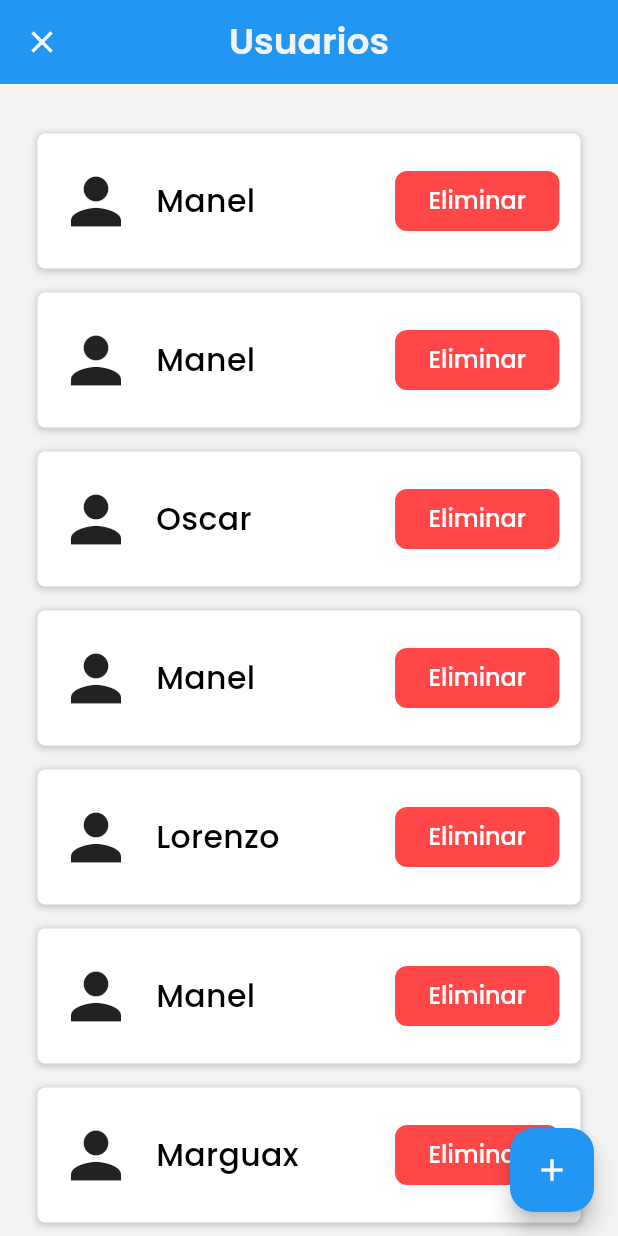
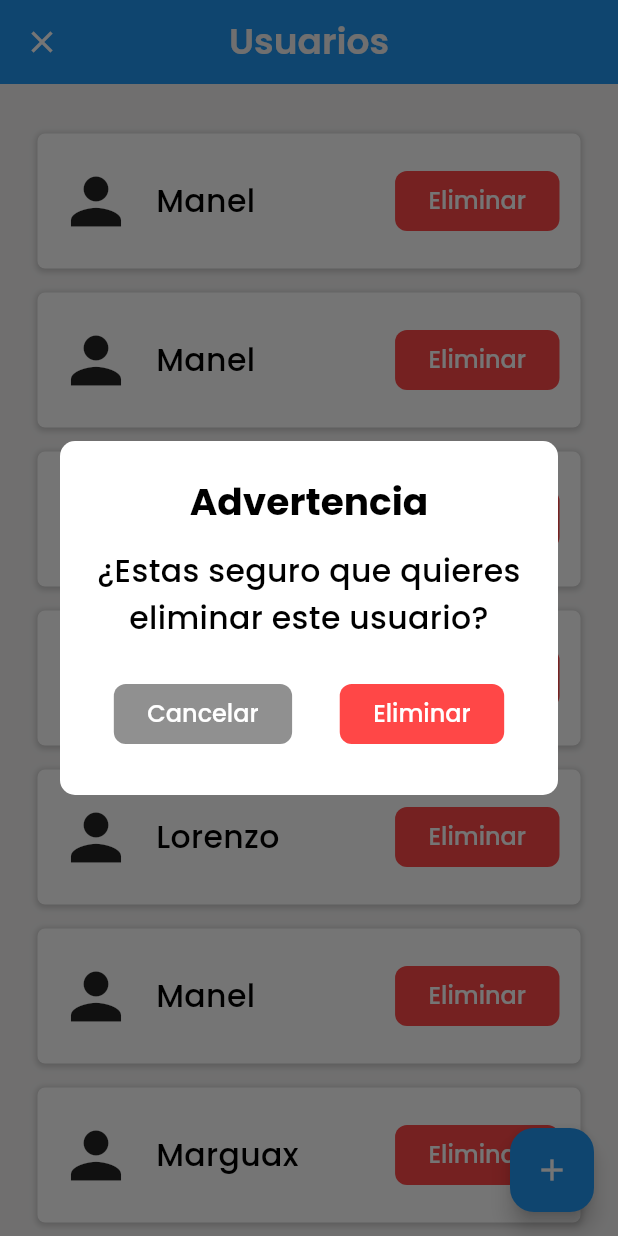
Before and after one commit to Margaux-Boileau/app-merchants-association, a Flutter app: the UserManage screen opened by its route, after a tap on "Eliminar", on a phone screen of 412 x 824 dp. Run offline on Flutter 3.47's test engine with Material 3 defaults, Android fonts, the phone set to English and light mode, and no system bars; our stand-ins replace image_picker; generated files the repository leaves out were written again; network calls fail.

Commit message:
UserManagment ui

```diff
--- a/lib/src/ui/screens/user/user_manage.dart
+++ b/lib/src/ui/screens/user/user_manage.dart
@@ -1,7 +1,8 @@
 import 'package:app_merchants_association/src/model/user.dart';
 import 'package:app_merchants_association/src/ui/widgets/card/user_card.dart';
+import 'package:app_merchants_association/src/ui/widgets/dialog/create_user_dialog.dart';
+import 'package:app_merchants_association/src/utils/dialog_manager.dart';
 import 'package:flutter/material.dart';
-
 import '../../../config/app_colors.dart';
 
 class UserManage extends StatefulWidget {
@@ -57,7 +58,7 @@ class _UserManageState extends State<UserManage> {
   }
 
   void showCreateDialog(){
-
+    DialogManager().showRegisterDialog(context);
   }
 
   List<User> getUsers() {
--- a/lib/src/ui/widgets/card/user_card.dart
+++ b/lib/src/ui/widgets/card/user_card.dart
@@ -1,13 +1,19 @@
 import 'package:app_merchants_association/src/config/app_styles.dart';
+import 'package:app_merchants_association/src/utils/dialog_manager.dart';
 import 'package:flutter/material.dart';
 import '../../../config/app_colors.dart';
 import '../../../model/user.dart';
 
-class UserCard extends StatelessWidget {
-  UserCard({super.key, required this.user});
+class UserCard extends StatefulWidget {
+  const UserCard({super.key, required this.user});
 
-  late final User user;
+  final User user;
 
+  @override
+  State<UserCard> createState() => _UserCardState();
+}
+
+class _UserCardState extends State<UserCard> {
   @override
   Widget build(BuildContext context) {
     return  Padding(
@@ -15,11 +21,8 @@ class UserCard extends StatelessWidget {
       child: Container(
         constraints: const BoxConstraints(maxWidth: 500),
         decoration: BoxDecoration(
-          // Colors
           color: AppColors.white,
-          // BorderRadius
           borderRadius: BorderRadius.circular(5.0),
-          // Sombra
           boxShadow: [
             BoxShadow(
               color: Colors.grey.withOpacity(0.5),
@@ -45,9 +48,9 @@ class UserCard extends StatelessWidget {
           ),
           Expanded(
             child: Padding(
-              padding: EdgeInsets.only(left: 15),
+              padding: const EdgeInsets.only(left: 15),
               child: Text(
-                user.name!,
+                widget.user.name!,
                 style: AppStyles.textTheme.titleMedium,
                 overflow: TextOverflow.ellipsis,
               ),
@@ -55,7 +58,7 @@ class UserCard extends StatelessWidget {
           ),
           const SizedBox(width: 5,),
           ElevatedButton(
-            onPressed: () => deleteUser(),
+            onPressed: () => showDeleteDialog(),
             style: ElevatedButton.styleFrom(
               backgroundColor: AppColors.primaryRed,
               shape: RoundedRectangleBorder(
@@ -63,7 +66,7 @@ class UserCard extends StatelessWidget {
 
               ),
             ),
-            child: Text(
+            child: const Text(
               "Eliminar"
             ),
           )
@@ -72,6 +75,15 @@ class UserCard extends StatelessWidget {
     );
   }
 
+  showDeleteDialog(){
+    DialogManager().showDeleteDialog(
+      context: context,
+      title: "Advertencia",
+      text: "¿Estas seguro que quieres eliminar este usuario?",
+      onDelete: deleteUser
+    );
+  }
+
   deleteUser(){
 
   }
--- /dev/null
+++ b/lib/src/utils/dialog_manager.dart
@@ -0,0 +1,100 @@
+import 'package:flutter/material.dart';
+import '../config/app_colors.dart';
+import '../config/app_styles.dart';
+import '../ui/widgets/dialog/create_user_dialog.dart';
+
+class DialogManager{
+
+  showSimpleDialog(){
+    ///TODO implement basic dialog
+  }
+
+  showDeleteDialog(
+      {required BuildContext context,
+      required String title,
+      required String text,
+      Function? onCancel,
+      Function? onDelete}){
+    showDialog(
+        context: context,
+        builder: ((_) => SimpleDialog(
+
+          backgroundColor: AppColors.white,
+          elevation: 0,
+          shape: const RoundedRectangleBorder(
+              borderRadius: BorderRadius.all(Radius.circular(10.0))),
+          contentPadding: const EdgeInsets.symmetric(horizontal: 20),
+          title: Text(
+            title,
+            style: AppStyles.textTheme.titleLarge,
+            textAlign: TextAlign.center,
+          ),
+          children: [
+            Center(
+              child: Padding(
+                padding: const EdgeInsets.symmetric(vertical: 15),
+                child: Text(
+                  text,
+                  style: AppStyles.textTheme.titleMedium,
+                  textAlign: TextAlign.center,
+                ),
+              ),
+            ),
+            Padding(
+              padding: const EdgeInsets.symmetric(vertical: 10),
+              child: Row(
+                mainAxisAlignment: MainAxisAlignment.spaceAround,
+                children: [
+                  ElevatedButton(
+                    onPressed: (){
+                      if(onCancel != null){
+                        onCancel();
+                      }
+                      Navigator.pop(context);
+                    },
+                    style: ElevatedButton.styleFrom(
+                      backgroundColor: AppColors.appGrey,
+                      shape: RoundedRectangleBorder(
+                        borderRadius: BorderRadius.circular(8),
+
+                      ),
+                    ),
+                    child: const Text(
+                        "Cancelar"
+                    ),
+                  ),
+                  ElevatedButton(
+                    onPressed: () async {
+                      if(onDelete != null){
+                        onDelete();
+                      }
+                      Navigator.pop(context);
+                    },
+                    style: ElevatedButton.styleFrom(
+                      backgroundColor: AppColors.primaryRed,
+                      shape: RoundedRectangleBorder(
+                        borderRadius: BorderRadius.circular(8),
+
+                      ),
+                    ),
+                    child: const Text(
+                        "Eliminar"
+                    ),
+                  )
+                ],
+              ),
+            ),
+            const SizedBox(height: 20,)
+          ],
+        ))
+    );
+  }
+
+  showRegisterDialog(BuildContext context){
+    showDialog(
+        context: context,
+        builder: (_) => const CreateUserDialog()
+    );
+  }
+
+}
```
Also changed, not shown: lib/src/ui/screens/auth/sign_in.dart (+0 -8 lines), lib/src/ui/widgets/dialog/create_user_dialog.dart (added, +127 -0 lines).
